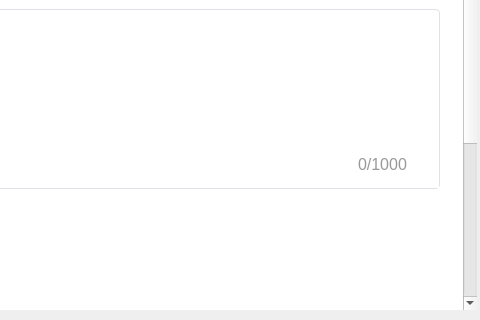
Above: client/BiliVideoPlayerSystem/uploadvideopage.ui from shilinnull/BiliVideoPlayer before the change; both pictures show x 870 to 1350 and y 472 to 792 of the 1350 by 792 pixel window. Below: the same form after it.
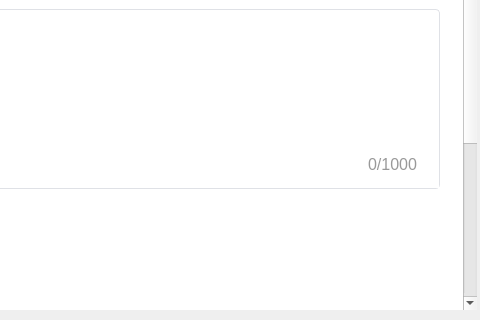
That is the form after the change. Icons and pictures are not drawn.

```diff
--- a/client/BiliVideoPlayerSystem/uploadvideopage.ui
+++ b/client/BiliVideoPlayerSystem/uploadvideopage.ui
@@ -46,6 +46,9 @@
 	border:none; width: 0px; height: 0px; 
 }</string>
      </property>
+     <property name="horizontalScrollBarPolicy">
+      <enum>Qt::ScrollBarPolicy::ScrollBarAlwaysOff</enum>
+     </property>
      <property name="widgetResizable">
       <bool>true</bool>
      </property>
@@ -53,7 +56,7 @@
       <property name="geometry">
        <rect>
         <x>0</x>
-        <y>0</y>
+        <y>-199</y>
         <width>1337</width>
         <height>981</height>
        </rect>
@@ -689,6 +692,9 @@
                 <property name="text">
                  <string>0/1000</string>
                 </property>
+                <property name="alignment">
+                 <set>Qt::AlignmentFlag::AlignCenter</set>
+                </property>
                </widget>
               </widget>
              </item>
```
Left out of the diff: 2 changed lines with no effect on the pictures.
